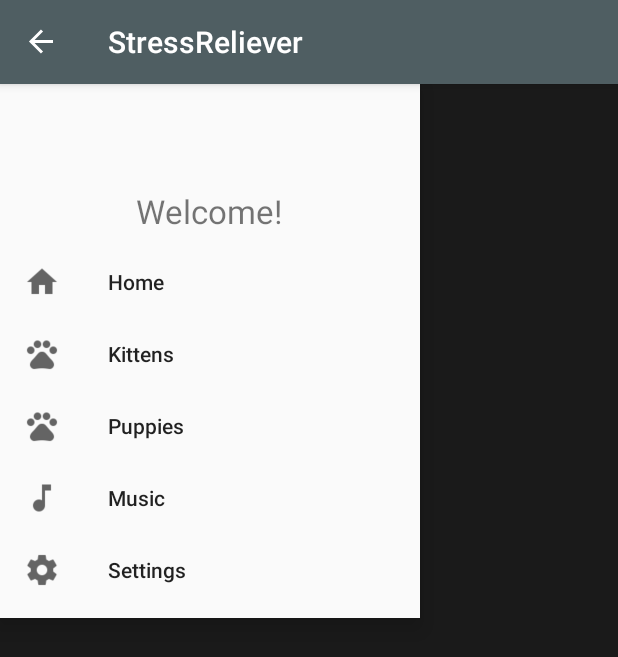
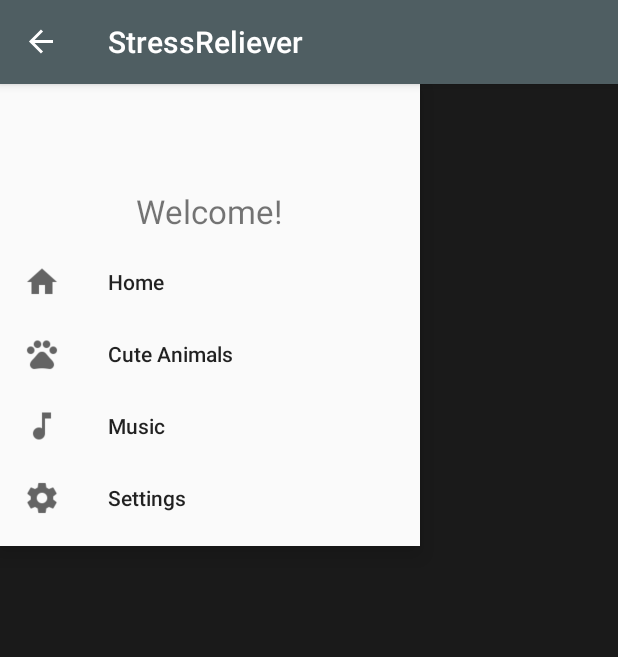
Before and after one commit to NoahLovato/StressReliefApp, an Android app: the screen it shows after launch (MainActivity), with the side drawer open, on a phone screen of 412 x 824 dp. Shown: the top 657 px of the screen. Run offline under Robolectric (Android 15) with nearby library versions, the phone set to English and light mode, and no system bars; libraries missing offline, so code that uses them is left out: com.crashlytics.android, io.fabric.sdk; 1 statement that could not run was skipped.

Commit message:
Condensed to animals

```diff
--- a/app/src/main/java/com/example/noahlovato/stressreliever/MainActivity.java
+++ b/app/src/main/java/com/example/noahlovato/stressreliever/MainActivity.java
@@ -59,11 +59,8 @@ public class MainActivity extends AppCompatActivity {
                         if(selectedMenu.equalsIgnoreCase("Home")) {
                             fragment = new HomeFragment();
                         }
-                        else if(selectedMenu.equalsIgnoreCase("Kittens")) {
+                        else if(selectedMenu.equalsIgnoreCase("Cute Animals")) {
                             fragment = new KittensFragment();
-                        }
-                        else if(selectedMenu.equalsIgnoreCase("Puppies")) {
-                            fragment = new PuppiesFragment();
                         }
                         else if (selectedMenu.equalsIgnoreCase("Music")) {
                             fragment = new MusicFragment();
--- a/app/src/main/res/menu/drawer.xml
+++ b/app/src/main/res/menu/drawer.xml
@@ -10,15 +10,9 @@
             android:icon="@drawable/ic_home_black_24dp"/>
 
         <item
-            android:id="@+id/kittens"
+            android:id="@+id/animals"
             android:checked="false"
-            android:title="Kittens"
-            android:icon="@drawable/ic_pets_black_24dp"/>
-
-        <item
-            android:id="@+id/puppies"
-            android:checked="false"
-            android:title="Puppies"
+            android:title="Cute Animals"
             android:icon="@drawable/ic_pets_black_24dp"/>
 
         <item
```
